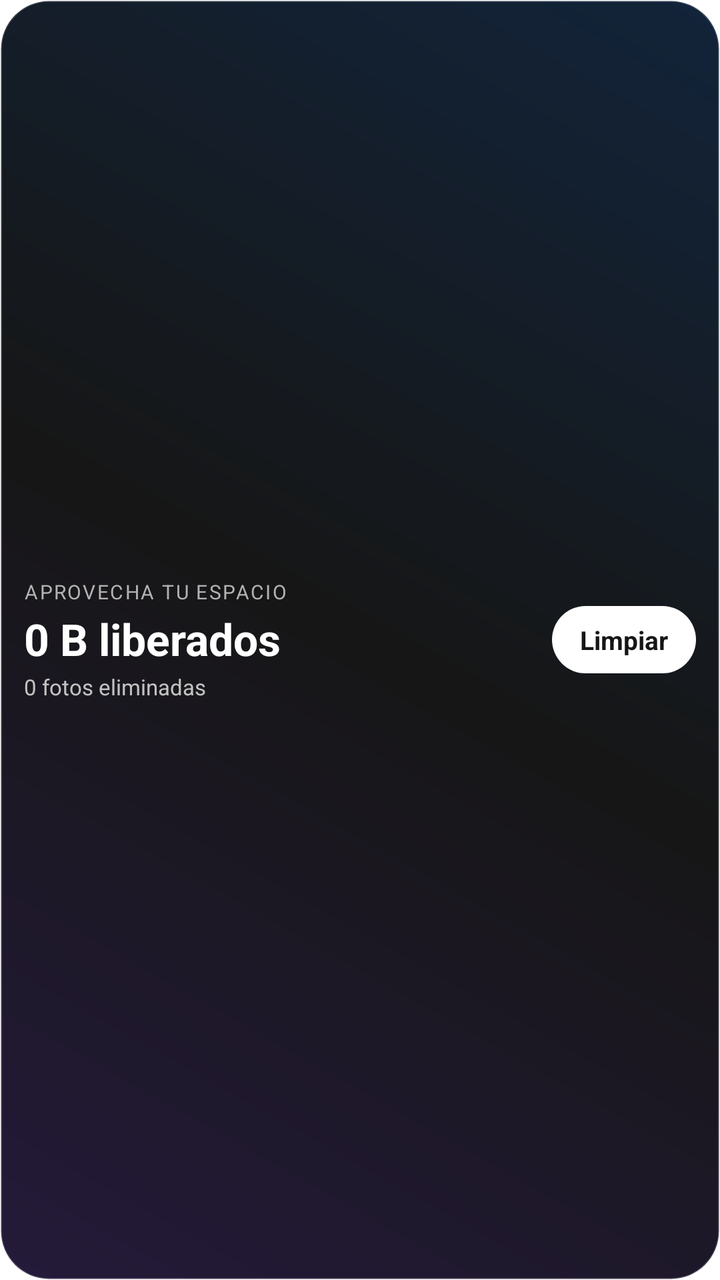
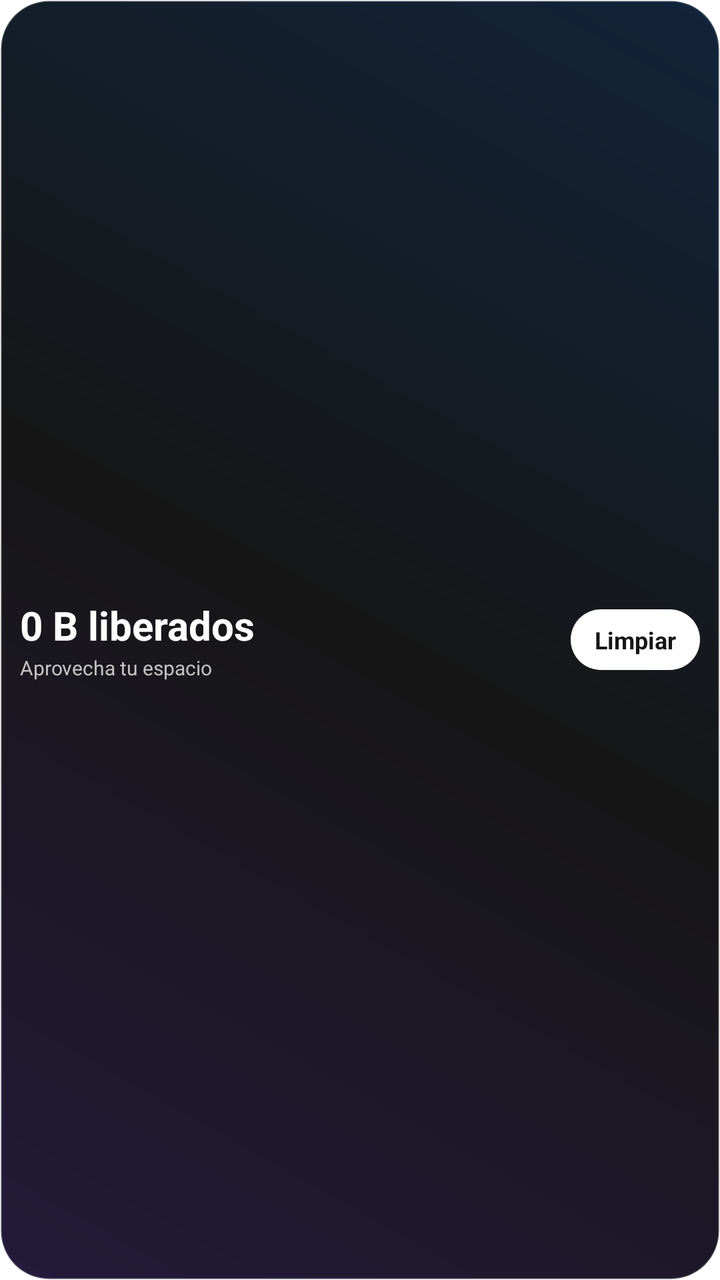

Two renders of the same Android screen: before a commit and after it. Below are the layout's source before the change and the commit's diff.
<!-- AndroidManifest.xml: fallback theme Theme.MaterialComponents.DayNight.NoActionBar -->
<!-- res/layout/stats_widget_layout.xml -->
<?xml version="1.0" encoding="utf-8"?>
<LinearLayout xmlns:android="http://schemas.android.com/apk/res/android"
    android:id="@+id/stats_container"
    android:layout_width="match_parent"
    android:layout_height="match_parent"
    android:orientation="horizontal"
    android:gravity="center_vertical"
    android:background="@drawable/widget_background"
    android:padding="12dp">

    <LinearLayout
        android:layout_width="0dp"
        android:layout_height="wrap_content"
        android:layout_weight="1"
        android:orientation="vertical">

        <TextView
            android:layout_width="wrap_content"
            android:layout_height="wrap_content"
            android:text="APROVECHA TU ESPACIO"
            android:textColor="#B2B2B2"
            android:textSize="10sp"
            android:letterSpacing="0.08" />

        <TextView
            android:id="@+id/stats_freed"
            android:layout_width="wrap_content"
            android:layout_height="wrap_content"
            android:layout_marginTop="2dp"
            android:text="0 B liberados"
            android:textColor="#FFFFFF"
            android:textStyle="bold"
            android:textSize="22sp" />

        <TextView
            android:id="@+id/stats_deleted"
            android:layout_width="wrap_content"
            android:layout_height="wrap_content"
            android:layout_marginTop="2dp"
            android:text="0 fotos eliminadas"
            android:textColor="#C2C2C2"
            android:textSize="11sp" />
    </LinearLayout>

    <TextView
        android:id="@+id/stats_button"
        android:layout_width="wrap_content"
        android:layout_height="wrap_content"
        android:layout_marginStart="10dp"
        android:background="@drawable/widget_button_bg"
        android:paddingStart="14dp"
        android:paddingEnd="14dp"
        android:paddingTop="8dp"
        android:paddingBottom="8dp"
        android:text="Limpiar"
        android:textColor="#161616"
        android:textStyle="bold"
        android:textSize="13sp" />
</LinearLayout>
<!-- resources referenced by this layout -->
<resources>
  <!-- drawable widget_background (drawable) -->
  <?xml version="1.0" encoding="utf-8"?>
  <shape xmlns:android="http://schemas.android.com/apk/res/android"
      android:shape="rectangle">
      <gradient
          android:angle="45"
          android:startColor="#241A3A"
          android:centerColor="#161616"
          android:endColor="#12243A" />
      <corners android:radius="24dp" />
      <stroke android:width="1dp" android:color="#33FFFFFF" />
  </shape>
  <!-- drawable widget_button_bg (drawable) -->
  <?xml version="1.0" encoding="utf-8"?>
  <shape xmlns:android="http://schemas.android.com/apk/res/android"
      android:shape="rectangle">
      <solid android:color="#FFFFFF" />
      <corners android:radius="999dp" />
  </shape>
</resources>

<!-- the commit's change to res/layout/stats_widget_layout.xml (unified diff, before → after) -->
@@ -6,7 +6,7 @@
     android:orientation="horizontal"
     android:gravity="center_vertical"
     android:background="@drawable/widget_background"
-    android:padding="12dp">
+    android:padding="10dp">
 
     <LinearLayout
         android:layout_width="0dp"
@@ -15,45 +15,38 @@
         android:orientation="vertical">
 
         <TextView
-            android:layout_width="wrap_content"
-            android:layout_height="wrap_content"
-            android:text="APROVECHA TU ESPACIO"
-            android:textColor="#B2B2B2"
-            android:textSize="10sp"
-            android:letterSpacing="0.08" />
-
-        <TextView
             android:id="@+id/stats_freed"
             android:layout_width="wrap_content"
             android:layout_height="wrap_content"
-            android:layout_marginTop="2dp"
+            android:maxLines="1"
             android:text="0 B liberados"
             android:textColor="#FFFFFF"
             android:textStyle="bold"
-            android:textSize="22sp" />
+            android:textSize="20sp" />
 
         <TextView
-            android:id="@+id/stats_deleted"
+            android:id="@+id/stats_sub"
             android:layout_width="wrap_content"
             android:layout_height="wrap_content"
-            android:layout_marginTop="2dp"
-            android:text="0 fotos eliminadas"
+            android:layout_marginTop="1dp"
+            android:maxLines="1"
+            android:text="Aprovecha tu espacio"
             android:textColor="#C2C2C2"
-            android:textSize="11sp" />
+            android:textSize="10sp" />
     </LinearLayout>
 
     <TextView
         android:id="@+id/stats_button"
         android:layout_width="wrap_content"
         android:layout_height="wrap_content"
-        android:layout_marginStart="10dp"
+        android:layout_marginStart="8dp"
         android:background="@drawable/widget_button_bg"
-        android:paddingStart="14dp"
-        android:paddingEnd="14dp"
-        android:paddingTop="8dp"
-        android:paddingBottom="8dp"
+        android:paddingStart="12dp"
+        android:paddingEnd="12dp"
+        android:paddingTop="7dp"
+        android:paddingBottom="7dp"
         android:text="Limpiar"
         android:textColor="#161616"
         android:textStyle="bold"
-        android:textSize="13sp" />
+        android:textSize="12sp" />
 </LinearLayout>
